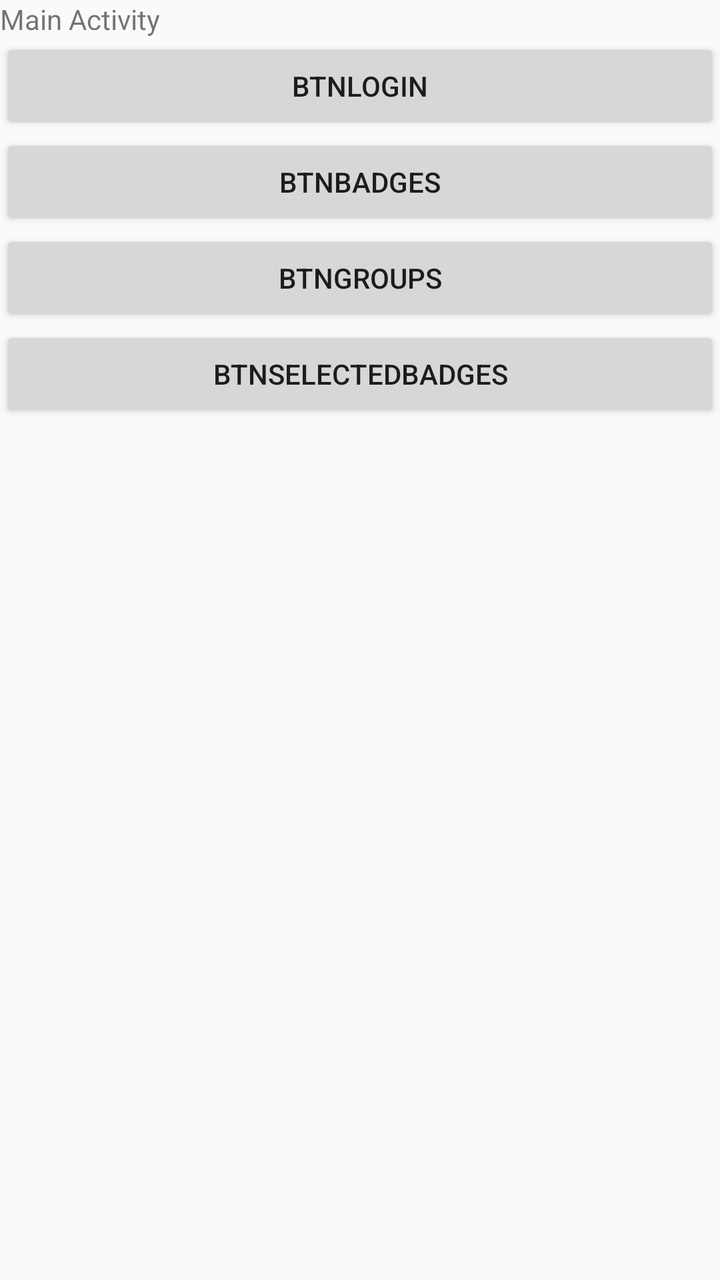
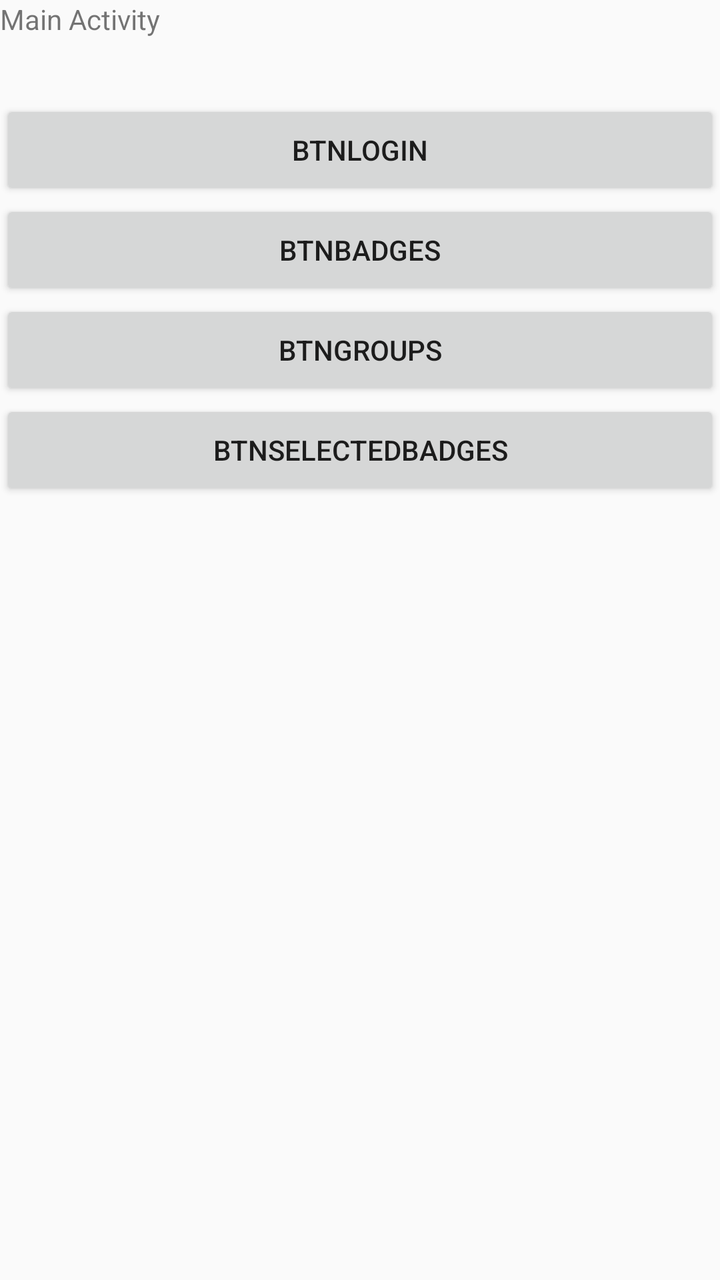

An Android layout rendered at two revisions. The XML below is the earlier revision; the diff shows what the commit changed to produce the second picture.
<!-- AndroidManifest.xml: activity theme Theme.ScoutBadgeTrackerApp -->
<!-- res/layout/activity_main.xml -->
<?xml version="1.0" encoding="utf-8"?>
<LinearLayout xmlns:android="http://schemas.android.com/apk/res/android"
    xmlns:app="http://schemas.android.com/apk/res-auto"
    xmlns:tools="http://schemas.android.com/tools"
    android:id="@+id/layout"
    android:orientation="vertical"
    android:layout_width="match_parent"
    android:layout_height="match_parent">

    <TextView
        android:id="@+id/txtTitle"
        android:layout_width="match_parent"
        android:layout_height="wrap_content"
        android:text="Main Activity"
    />

    <Button
        android:id="@+id/btnLogin"
        android:layout_width="match_parent"
        android:layout_height="wrap_content"
        android:text="btnLogin" />
    <Button
        android:id="@+id/btnBadges"
        android:layout_width="match_parent"
        android:layout_height="wrap_content"
        android:text="btnBadges" />
    <Button
        android:id="@+id/btnGroups"
        android:layout_width="match_parent"
        android:layout_height="wrap_content"
        android:text="btnGroups" />
    <Button
        android:id="@+id/btnSelectedBadges"
        android:layout_width="match_parent"
        android:layout_height="wrap_content"
        android:text="btnSelectedBadges" />

</LinearLayout>
<!-- resources referenced by this layout -->
<resources>
  <style name="Theme.ScoutBadgeTrackerApp" parent="android:Theme.Material.Light.NoActionBar" />
</resources>

<!-- the commit's change to res/layout/activity_main.xml (unified diff, before → after) -->
@@ -10,29 +10,29 @@
     <TextView
         android:id="@+id/txtTitle"
         android:layout_width="match_parent"
-        android:layout_height="wrap_content"
+        android:layout_height="50dp"
         android:text="Main Activity"
     />
 
     <Button
         android:id="@+id/btnLogin"
         android:layout_width="match_parent"
-        android:layout_height="wrap_content"
+        android:layout_height="50dp"
         android:text="btnLogin" />
     <Button
         android:id="@+id/btnBadges"
         android:layout_width="match_parent"
-        android:layout_height="wrap_content"
+        android:layout_height="50dp"
         android:text="btnBadges" />
     <Button
         android:id="@+id/btnGroups"
         android:layout_width="match_parent"
-        android:layout_height="wrap_content"
+        android:layout_height="50dp"
         android:text="btnGroups" />
     <Button
         android:id="@+id/btnSelectedBadges"
         android:layout_width="match_parent"
-        android:layout_height="wrap_content"
+        android:layout_height="50dp"
         android:text="btnSelectedBadges" />
 
 </LinearLayout>
